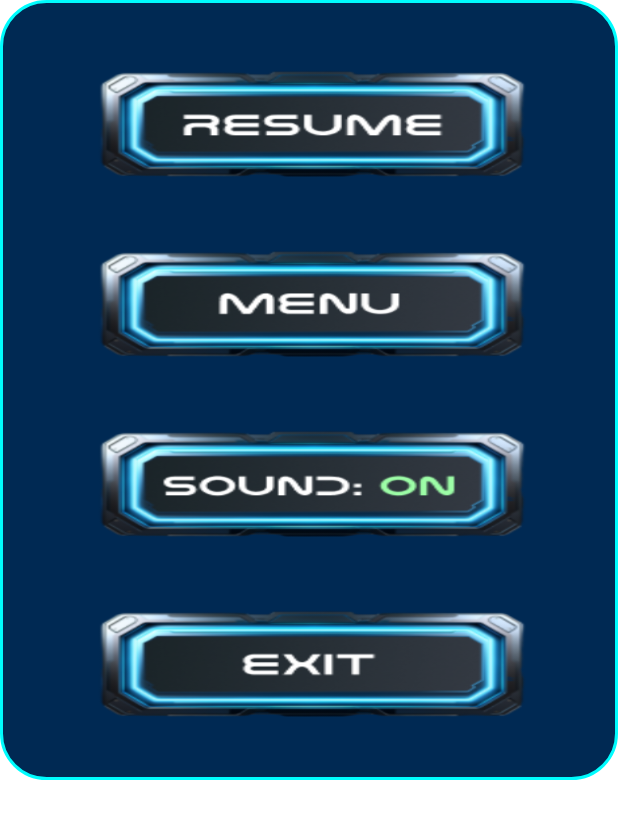
After one commit to kalios-01/SPACE-XO, an Android app: the layout dialog_pause_game_menu.xml on its own in the app's theme, with its tools: preview values and no code run, on a phone screen of 412 x 824 dp. The commit adds this screen. Shown: the top 819 px of the screen. Run offline under Robolectric (Android 15) with nearby library versions, the phone set to English and light mode, and no system bars.

Commit message:
add few fetaures

```diff
--- a/spacexo/app/src/main/AndroidManifest.xml
+++ b/spacexo/app/src/main/AndroidManifest.xml
@@ -1,7 +1,6 @@
 <?xml version="1.0" encoding="utf-8"?>
 <manifest xmlns:android="http://schemas.android.com/apk/res/android"
     xmlns:tools="http://schemas.android.com/tools">
-
 
     <application
         android:allowBackup="true"
@@ -18,6 +17,7 @@
             android:exported="true">
             <intent-filter>
                 <action android:name="android.intent.action.MAIN" />
+
                 <category android:name="android.intent.category.LAUNCHER" />
             </intent-filter>
         </activity>
@@ -30,8 +30,10 @@
         <activity
             android:name=".MainActivity"
             android:exported="true" />
+
         <meta-data
             android:name="preloaded_fonts"
             android:resource="@array/preloaded_fonts" />
     </application>
+
 </manifest>
--- /dev/null
+++ b/spacexo/app/src/main/java/com/kaliostech/spacexo/PreferenceHelper.java
@@ -0,0 +1,6 @@
+package com.kaliostech.spacexo;
+
+public interface PreferenceHelper {
+    void setIsPlaying(boolean isPlaying);  // Store the boolean value
+    boolean getIsPlaying();  // Retrieve the boolean value
+}
--- /dev/null
+++ b/spacexo/app/src/main/res/layout/dialog_pause_game_menu.xml
@@ -0,0 +1,68 @@
+<?xml version="1.0" encoding="utf-8"?>
+<androidx.constraintlayout.widget.ConstraintLayout xmlns:android="http://schemas.android.com/apk/res/android"
+    android:layout_width="match_parent"
+    android:layout_height="wrap_content"
+    android:background="@drawable/blue_border"
+    xmlns:app="http://schemas.android.com/apk/res-auto">
+
+    <ImageView
+        android:id="@+id/resume"
+        android:layout_width="match_parent"
+        android:layout_height="80dp"
+        android:layout_marginTop="40dp"
+        android:layout_marginEnd="50dp"
+        android:layout_marginStart="50dp"
+        android:gravity="center"
+        android:scaleType="fitXY"
+        app:layout_constraintTop_toTopOf="parent"
+        app:layout_constraintStart_toStartOf="parent"
+        app:layout_constraintEnd_toEndOf="parent"
+        app:layout_constraintBottom_toTopOf="@id/mainmenu"
+        android:src="@drawable/resume"
+        app:cornerRadius="20dp" />
+    <ImageView
+        android:id="@+id/mainmenu"
+        android:layout_width="match_parent"
+        android:layout_height="80dp"
+        android:layout_marginTop="40dp"
+        android:layout_marginEnd="50dp"
+        android:layout_marginStart="50dp"
+        android:gravity="center"
+        android:scaleType="fitXY"
+        app:layout_constraintTop_toBottomOf="@id/resume"
+        app:layout_constraintStart_toStartOf="parent"
+        app:layout_constraintEnd_toEndOf="parent"
+        android:src="@drawable/menu"
+        app:cornerRadius="20dp" />
+    <ImageView
+        android:id="@+id/sound"
+        android:layout_width="match_parent"
+        android:layout_height="80dp"
+        android:layout_marginTop="40dp"
+        android:layout_marginEnd="50dp"
+        android:layout_marginStart="50dp"
+        android:gravity="center"
+        android:scaleType="fitXY"
+        app:layout_constraintTop_toBottomOf="@id/mainmenu"
+        app:layout_constraintStart_toStartOf="parent"
+        app:layout_constraintEnd_toEndOf="parent"
+        android:src="@drawable/soundon"
+        app:cornerRadius="20dp" />
+    <ImageView
+        android:id="@+id/exit"
+        android:layout_width="match_parent"
+        android:layout_height="80dp"
+        android:layout_marginTop="40dp"
+        android:layout_marginEnd="50dp"
+        android:layout_marginStart="50dp"
+        android:layout_marginBottom="40dp"
+        android:gravity="center"
+        android:scaleType="fitXY"
+        app:layout_constraintTop_toBottomOf="@id/sound"
+        app:layout_constraintStart_toStartOf="parent"
+        app:layout_constraintEnd_toEndOf="parent"
+        app:layout_constraintBottom_toBottomOf="parent"
+        android:src="@drawable/exit"
+        app:cornerRadius="20dp" />
+
+</androidx.constraintlayout.widget.ConstraintLayout>
```
Also changed, not shown: spacexo/app/src/main/java/com/kaliostech/spacexo/AddPlayer.java (+18 -6 lines), spacexo/app/src/main/java/com/kaliostech/spacexo/MainActivity.java (+88 -15 lines), spacexo/app/src/main/java/com/kaliostech/spacexo/PlayerChoice.java (+31 -2 lines), spacexo/app/src/main/java/com/kaliostech/spacexo/SharedPreferencesManager.java (added, +30 -0 lines), spacexo/app/src/main/java/com/kaliostech/spacexo/soundmanager/SoundManager.java (+7 -0 lines), spacexo/app/src/main/res/layout/activity_main.xml (+3 -5 lines), spacexo/app/src/main/res/drawable/exit.png (added), spacexo/app/src/main/res/drawable/ic_musicoff.png (deleted), spacexo/app/src/main/res/drawable/ic_musicon.png (deleted), spacexo/app/src/main/res/drawable/menu.png (added), spacexo/app/src/main/res/drawable/menubtn.png (added), spacexo/app/src/main/res/drawable/resume.png (added), spacexo/app/src/main/res/drawable/soundoff.png (added), spacexo/app/src/main/res/drawable/soundon.png (added), 1 other file.
